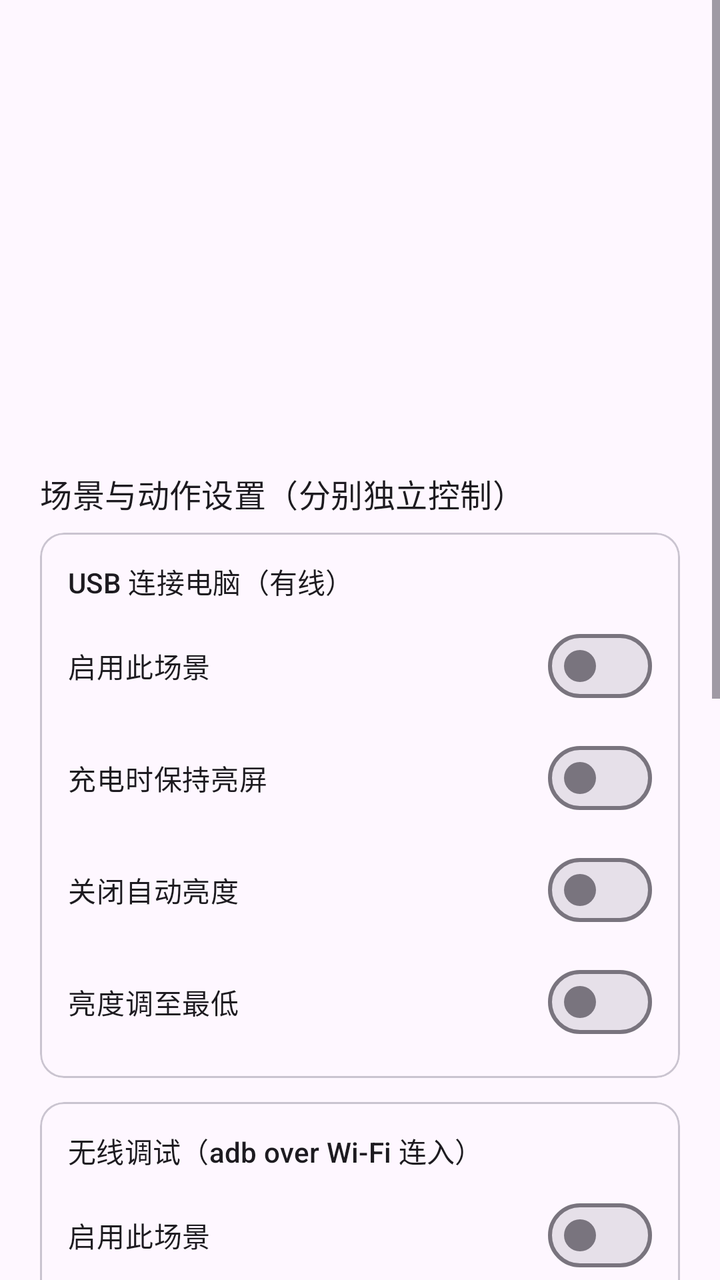
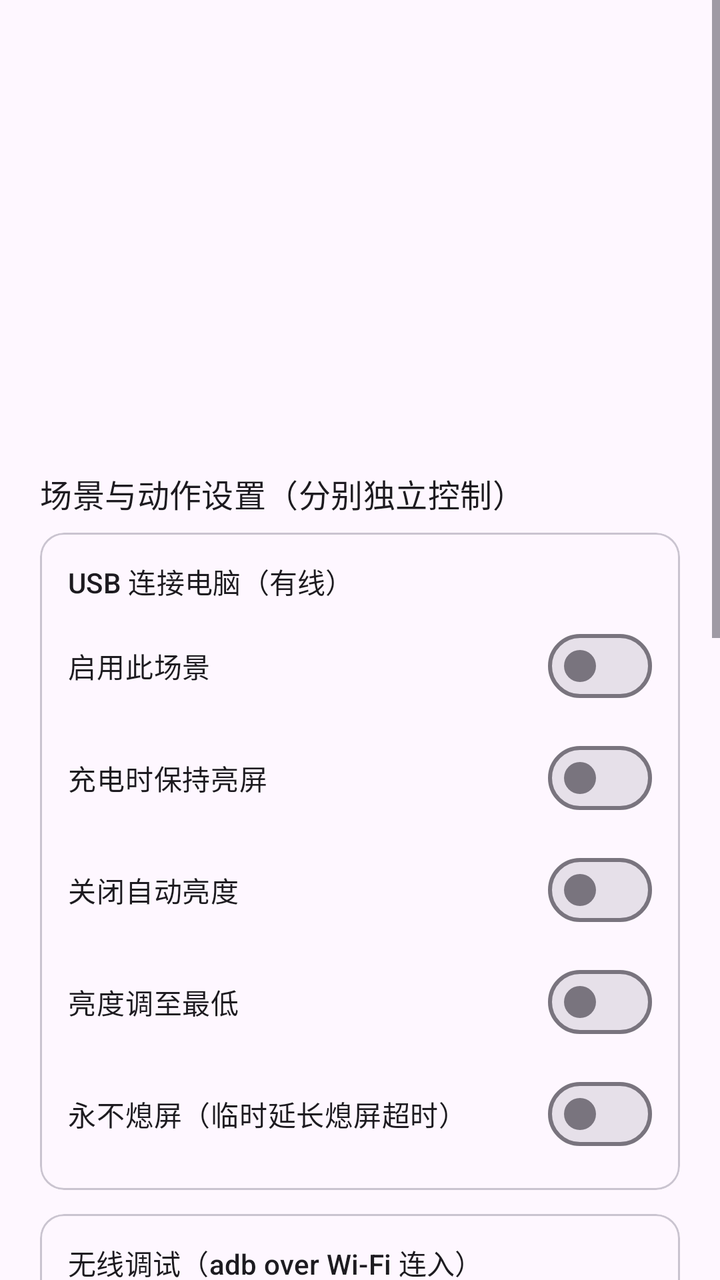

The first picture is an Android layout as it rendered before a commit; the second is the same layout after the commit. The layout source and the unified diff follow.
<!-- AndroidManifest.xml: application theme AppTheme -->
<!-- res/layout/activity_main.xml -->
<?xml version="1.0" encoding="utf-8"?>
<ScrollView xmlns:android="http://schemas.android.com/apk/res/android"
    android:layout_width="match_parent"
    android:layout_height="match_parent"
    android:fillViewport="true">

    <LinearLayout
        android:layout_width="match_parent"
        android:layout_height="wrap_content"
        android:orientation="vertical"
        android:padding="20dp">

        <TextView
            android:id="@+id/tvStatus"
            android:layout_width="match_parent"
            android:layout_height="wrap_content"
            android:layout_marginTop="28dp"
            android:textAppearance="?attr/textAppearanceHeadlineSmall" />

        <TextView
            android:id="@+id/tvPlugged"
            android:layout_width="match_parent"
            android:layout_height="wrap_content"
            android:layout_marginTop="20dp"
            android:textAppearance="?attr/textAppearanceBodyLarge" />

        <TextView
            android:id="@+id/tvSettings"
            android:layout_width="match_parent"
            android:layout_height="wrap_content"
            android:layout_marginTop="8dp"
            android:fontFamily="monospace"
            android:textAppearance="?attr/textAppearanceBodyMedium" />

        <TextView
            android:id="@+id/tvWriter"
            android:layout_width="match_parent"
            android:layout_height="wrap_content"
            android:layout_marginTop="12dp"
            android:textAppearance="?attr/textAppearanceBodyMedium" />

        <TextView
            android:id="@+id/tvLast"
            android:layout_width="match_parent"
            android:layout_height="wrap_content"
            android:layout_marginTop="12dp"
            android:textAppearance="?attr/textAppearanceBodyMedium"
            android:textColor="?attr/colorOnSurfaceVariant" />

        <TextView
            android:layout_width="match_parent"
            android:layout_height="wrap_content"
            android:layout_marginTop="24dp"
            android:text="@string/settings_header"
            android:textAppearance="?attr/textAppearanceTitleMedium" />

        <com.google.android.material.card.MaterialCardView
            android:layout_width="match_parent"
            android:layout_height="wrap_content"
            android:layout_marginTop="8dp">

            <LinearLayout
                android:layout_width="match_parent"
                android:layout_height="wrap_content"
                android:orientation="vertical"
                android:padding="14dp">

                <TextView
                    android:layout_width="match_parent"
                    android:layout_height="wrap_content"
                    android:text="@string/card_wired"
                    android:textAppearance="?attr/textAppearanceTitleSmall" />

                <LinearLayout style="@style/SwitchRow">
                    <TextView
                        style="@style/SwitchLabel"
                        android:text="@string/sw_enable" />
                    <com.google.android.material.materialswitch.MaterialSwitch
                        android:id="@+id/swWiredEnabled"
                        style="@style/SwitchWidget" />
                </LinearLayout>

                <LinearLayout style="@style/SwitchRow">
                    <TextView
                        style="@style/SwitchLabel"
                        android:text="@string/sw_keep_awake" />
                    <com.google.android.material.materialswitch.MaterialSwitch
                        android:id="@+id/swWiredKeepAwake"
                        style="@style/SwitchWidget" />
                </LinearLayout>

                <LinearLayout style="@style/SwitchRow">
                    <TextView
                        style="@style/SwitchLabel"
                        android:text="@string/sw_auto_bright" />
                    <com.google.android.material.materialswitch.MaterialSwitch
                        android:id="@+id/swWiredAutoBright"
                        style="@style/SwitchWidget" />
                </LinearLayout>

                <LinearLayout style="@style/SwitchRow">
                    <TextView
                        style="@style/SwitchLabel"
                        android:text="@string/sw_min_bright" />
                    <com.google.android.material.materialswitch.MaterialSwitch
                        android:id="@+id/swWiredMinBright"
                        style="@style/SwitchWidget" />
                </LinearLayout>
            </LinearLayout>
        </com.google.android.material.card.MaterialCardView>

        <com.google.android.material.card.MaterialCardView
            android:layout_width="match_parent"
            android:layout_height="wrap_content"
            android:layout_marginTop="12dp">

            <LinearLayout
                android:layout_width="match_parent"
                android:layout_height="wrap_content"
                android:orientation="vertical"
                android:padding="14dp">

                <TextView
                    android:layout_width="match_parent"
                    android:layout_height="wrap_content"
                    android:text="@string/card_wifi"
                    android:textAppearance="?attr/textAppearanceTitleSmall" />

                <LinearLayout style="@style/SwitchRow">
                    <TextView
                        style="@style/SwitchLabel"
                        android:text="@string/sw_enable" />
                    <com.google.android.material.materialswitch.MaterialSwitch
                        android:id="@+id/swWifiEnabled"
                        style="@style/SwitchWidget" />
                </LinearLayout>

                <LinearLayout style="@style/SwitchRow">
                    <TextView
                        style="@style/SwitchLabel"
                        android:text="@string/sw_keep_awake" />
                    <com.google.android.material.materialswitch.MaterialSwitch
                        android:id="@+id/swWifiKeepAwake"
                        style="@style/SwitchWidget" />
                </LinearLayout>

                <LinearLayout style="@style/SwitchRow">
                    <TextView
                        style="@style/SwitchLabel"
                        android:text="@string/sw_auto_bright" />
                    <com.google.android.material.materialswitch.MaterialSwitch
                        android:id="@+id/swWifiAutoBright"
                        style="@style/SwitchWidget" />
                </LinearLayout>

                <LinearLayout style="@style/SwitchRow">
                    <TextView
                        style="@style/SwitchLabel"
                        android:text="@string/sw_min_bright" />
                    <com.google.android.material.materialswitch.MaterialSwitch
                        android:id="@+id/swWifiMinBright"
                        style="@style/SwitchWidget" />
                </LinearLayout>

                <LinearLayout style="@style/SwitchRow">
                    <TextView
                        style="@style/SwitchLabel"
                        android:text="@string/sw_fallback" />
                    <com.google.android.material.materialswitch.MaterialSwitch
                        android:id="@+id/swWifiFallback"
                        style="@style/SwitchWidget" />
                </LinearLayout>
            </LinearLayout>
        </com.google.android.material.card.MaterialCardView>

        <Button
            android:id="@+id/btnBlackScreen"
            android:layout_width="match_parent"
            android:layout_height="wrap_content"
            android:layout_marginTop="24dp"
            android:text="@string/btn_black_screen" />

        <Button
            android:id="@+id/btnApply"
            android:layout_width="match_parent"
            android:layout_height="wrap_content"
            android:layout_marginTop="12dp"
            android:text="@string/btn_apply" />

        <Button
            android:id="@+id/btnRestore"
            style="?attr/materialButtonOutlinedStyle"
            android:layout_width="match_parent"
            android:layout_height="wrap_content"
            android:text="@string/btn_restore" />

        <Button
            android:id="@+id/btnAppInfo"
            style="?attr/materialButtonOutlinedStyle"
            android:layout_width="match_parent"
            android:layout_height="wrap_content"
            android:text="@string/btn_app_info" />

        <Button
            android:id="@+id/btnWriteSettings"
            style="?attr/materialButtonOutlinedStyle"
            android:layout_width="match_parent"
            android:layout_height="wrap_content"
            android:text="@string/btn_write_settings"
            android:visibility="gone" />

        <Button
            android:id="@+id/btnShizuku"
            style="?attr/materialButtonOutlinedStyle"
            android:layout_width="match_parent"
            android:layout_height="wrap_content"
            android:text="@string/btn_shizuku"
            android:visibility="gone" />

        <TextView
            android:id="@+id/tvHint"
            android:layout_width="match_parent"
            android:layout_height="wrap_content"
            android:layout_marginTop="28dp"
            android:textAppearance="?attr/textAppearanceBodySmall"
            android:textColor="?attr/colorOnSurfaceVariant"
            android:textIsSelectable="true" />
    </LinearLayout>
</ScrollView>
<!-- resources referenced by this layout -->
<resources>
  <string name="btn_app_info">打开应用设置（自启动 / 省电策略）</string>
  <string name="btn_apply">立即应用（按 USB 接入处理）</string>
  <string name="btn_black_screen">进入黑屏模式（触摸屏幕或返回键退出）</string>
  <string name="btn_restore">立即恢复原设置</string>
  <string name="btn_shizuku">申请 Shizuku 授权</string>
  <string name="btn_write_settings">去开启「修改系统设置」权限</string>
  <string name="card_wifi">无线调试（adb over Wi-Fi 连入）</string>
  <string name="card_wired">USB 连接电脑（有线）</string>
  <string name="settings_header">场景与动作设置（分别独立控制）</string>
  <string name="sw_auto_bright">关闭自动亮度</string>
  <string name="sw_enable">启用此场景</string>
  <string name="sw_fallback">Shizuku 未运行时按无线调试开关判定（不精确）</string>
  <string name="sw_keep_awake">充电时保持亮屏</string>
  <string name="sw_min_bright">亮度调至最低</string>
  <style name="SwitchLabel">
          <item name="android:layout_width">0dp</item>
          <item name="android:layout_height">wrap_content</item>
          <item name="android:layout_weight">1</item>
          <item name="android:textAppearance">?attr/textAppearanceBodyMedium</item>
      </style>
  <style name="SwitchRow">
          <item name="android:layout_width">match_parent</item>
          <item name="android:layout_height">wrap_content</item>
          <item name="android:orientation">horizontal</item>
          <item name="android:gravity">center_vertical</item>
          <item name="android:layout_marginTop">8dp</item>
      </style>
  <style name="SwitchWidget">
          <item name="android:layout_width">wrap_content</item>
          <item name="android:layout_height">wrap_content</item>
      </style>
  <style name="AppTheme" parent="Theme.Material3.DayNight.NoActionBar">
          <item name="colorPrimary">@color/primary</item>
      </style>
  <color name="primary">#1565C0</color>
</resources>

<!-- the commit's change to res/layout/activity_main.xml (unified diff, before → after) -->
@@ -106,6 +106,15 @@
                         android:id="@+id/swWiredMinBright"
                         style="@style/SwitchWidget" />
                 </LinearLayout>
+
+                <LinearLayout style="@style/SwitchRow">
+                    <TextView
+                        style="@style/SwitchLabel"
+                        android:text="@string/sw_never_sleep" />
+                    <com.google.android.material.materialswitch.MaterialSwitch
+                        android:id="@+id/swWiredNeverSleep"
+                        style="@style/SwitchWidget" />
+                </LinearLayout>
             </LinearLayout>
         </com.google.android.material.card.MaterialCardView>
 
@@ -159,6 +168,15 @@
                         android:text="@string/sw_min_bright" />
                     <com.google.android.material.materialswitch.MaterialSwitch
                         android:id="@+id/swWifiMinBright"
+                        style="@style/SwitchWidget" />
+                </LinearLayout>
+
+                <LinearLayout style="@style/SwitchRow">
+                    <TextView
+                        style="@style/SwitchLabel"
+                        android:text="@string/sw_never_sleep" />
+                    <com.google.android.material.materialswitch.MaterialSwitch
+                        android:id="@+id/swWifiNeverSleep"
                         style="@style/SwitchWidget" />
                 </LinearLayout>
 
<!-- resource entries referenced after the edit -->
@@ -2,7 +2,7 @@
 <resources>
   <string name="btn_app_info">打开应用设置（自启动 / 省电策略）</string>
   <string name="btn_apply">立即应用（按 USB 接入处理）</string>
-  <string name="btn_black_screen">进入黑屏模式（触摸屏幕或返回键退出）</string>
+  <string name="btn_black_screen">进入黑屏模式（返回键 / 侧滑手势退出）</string>
   <string name="btn_restore">立即恢复原设置</string>
   <string name="btn_shizuku">申请 Shizuku 授权</string>
   <string name="btn_write_settings">去开启「修改系统设置」权限</string>
@@ -14,6 +14,7 @@
   <string name="sw_fallback">Shizuku 未运行时按无线调试开关判定（不精确）</string>
   <string name="sw_keep_awake">充电时保持亮屏</string>
   <string name="sw_min_bright">亮度调至最低</string>
+  <string name="sw_never_sleep">永不熄屏（临时延长熄屏超时）</string>
   <style name="SwitchLabel">
           <item name="android:layout_width">0dp</item>
           <item name="android:layout_height">wrap_content</item>
